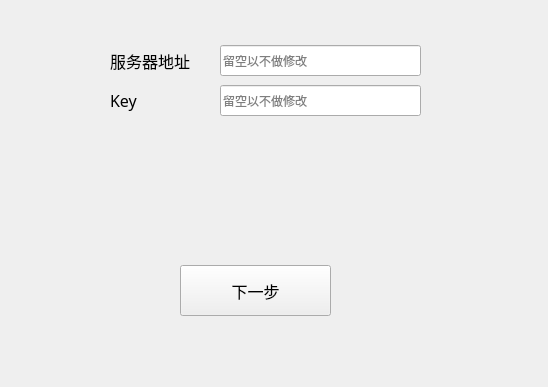
Above: ui_window4.ui from CreamPig233/rustdesk_neup_launcher before the change; both pictures show x 0 to 548 and y 195 to 582 of the 548 by 582 pixel window. Below: the same form after it.
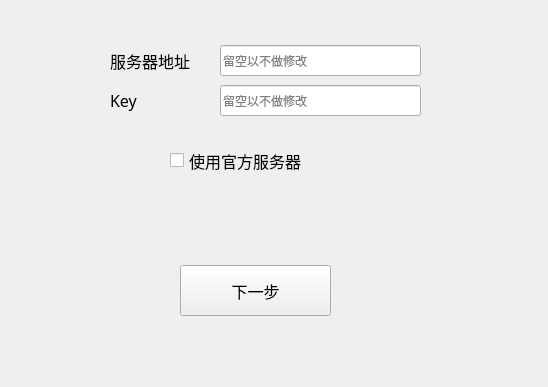
That is the form after the change.

Commit message: 完成使用官方服务器功能

```diff
--- a/ui_window4.ui
+++ b/ui_window4.ui
@@ -119,6 +119,25 @@
      <string>留空以不做修改</string>
     </property>
    </widget>
+   <widget class="QCheckBox" name="UseOfficialServer">
+    <property name="geometry">
+     <rect>
+      <x>170</x>
+      <y>340</y>
+      <width>171</width>
+      <height>31</height>
+     </rect>
+    </property>
+    <property name="font">
+     <font>
+      <family>HarmonyOS Sans SC</family>
+      <pointsize>12</pointsize>
+     </font>
+    </property>
+    <property name="text">
+     <string>使用官方服务器</string>
+    </property>
+   </widget>
   </widget>
  </widget>
  <resources/>
```
The commit also changes 7 other files.
